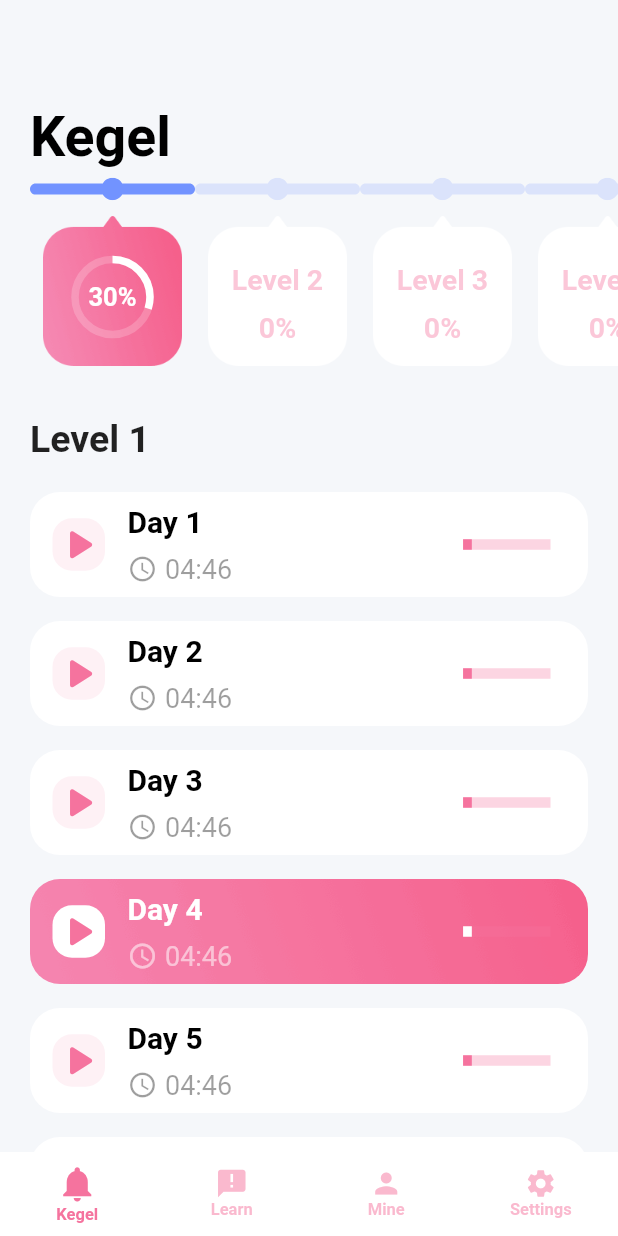
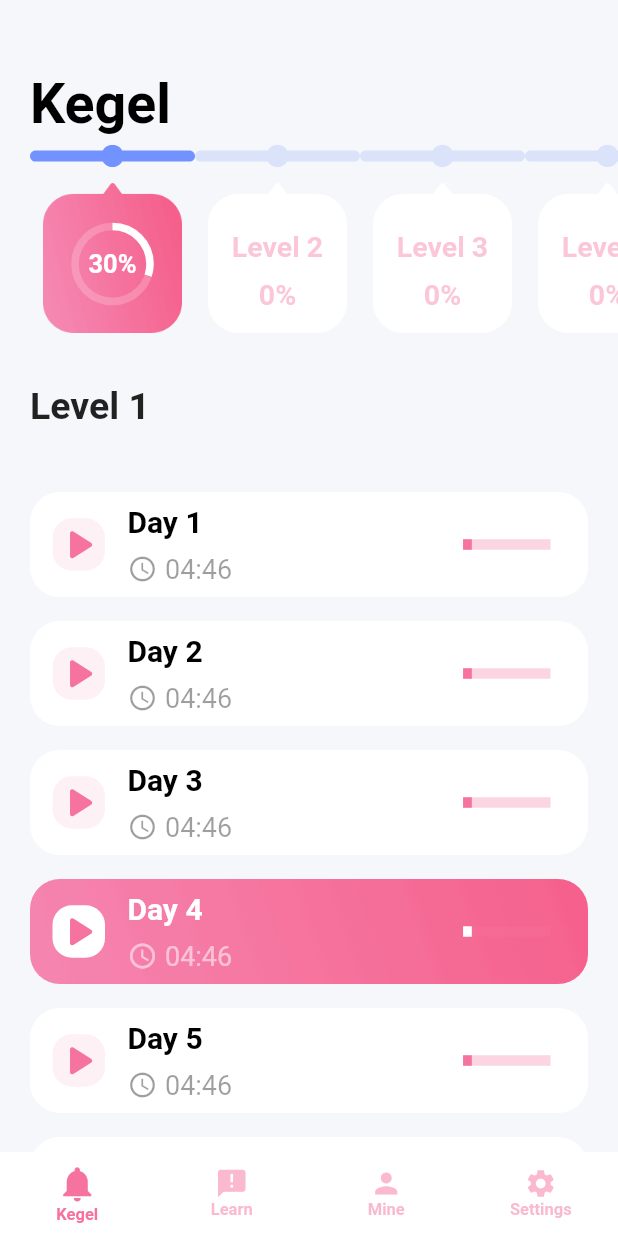
Before and after one commit to bobga/kegel_flutter_app, a Flutter app: the screen it shows after launch, on a phone screen of 412 x 824 dp. Run offline on Flutter 3.47's test engine with Material 2 defaults, Android fonts, the phone set to English and light mode, and no system bars; drawn by our look-alikes of percent_indicator; our stand-ins replace carousel_slider, device_preview, dots_indicator, fl_chart, flutter_svg, mvc_pattern and 3 more; missing offline and left inert: global_configuration; accounts and stored records are empty.

Commit message:
Fixed minor ui issues for iPhone device

```diff
--- a/lib/pages/KegelWidget.dart
+++ b/lib/pages/KegelWidget.dart
@@ -162,7 +162,7 @@ class _KegelWidgetState extends State<KegelWidget> {
                 children: [
                   Padding(
                     padding: const EdgeInsets.only(
-                      top: 70,
+                      top: 48,
                       left: 20,
                       bottom: 5,
                     ),
--- a/lib/pages/LearnWidget.dart
+++ b/lib/pages/LearnWidget.dart
@@ -32,7 +32,7 @@ class _LearnWidgetState extends State<LearnWidget>
             crossAxisAlignment: CrossAxisAlignment.start,
             children: <Widget>[
               Padding(
-                padding: const EdgeInsets.only(left: 20, top: 70, bottom: 10),
+                padding: const EdgeInsets.only(left: 20, top: 48, bottom: 10),
                 child: Text(
                   'Learn',
                   style: Theme.of(context).textTheme.headline1,
--- a/lib/pages/MineWidget.dart
+++ b/lib/pages/MineWidget.dart
@@ -29,8 +29,8 @@ class _MineWidgetState extends State<MineWidget> {
         backgroundColor: Colors.transparent,
         automaticallyImplyLeading: false,
         elevation: 0,
-        title: Padding(
-          padding: const EdgeInsets.only(left: 5.0, top: 3),
+        title: Transform(
+          transform: Matrix4.translationValues(-123.0, 0, 0.0),
           child: Text(
             'Mine',
             style: Theme.of(context).textTheme.headline1,
--- a/lib/pages/SettingWidget.dart
+++ b/lib/pages/SettingWidget.dart
@@ -65,8 +65,8 @@ class _SettingWidgetState extends State<SettingWidget> {
         backgroundColor: Colors.transparent,
         automaticallyImplyLeading: false,
         elevation: 0,
-        title: Padding(
-          padding: const EdgeInsets.only(left: 5.0, top: 3),
+        title: Transform(
+          transform: Matrix4.translationValues(-87.0, 0.0, 0.0),
           child: Text(
             S.of(context).settings,
             style: Theme.of(context).textTheme.headline1,
```
Also changed, not shown: pubspec.lock.
